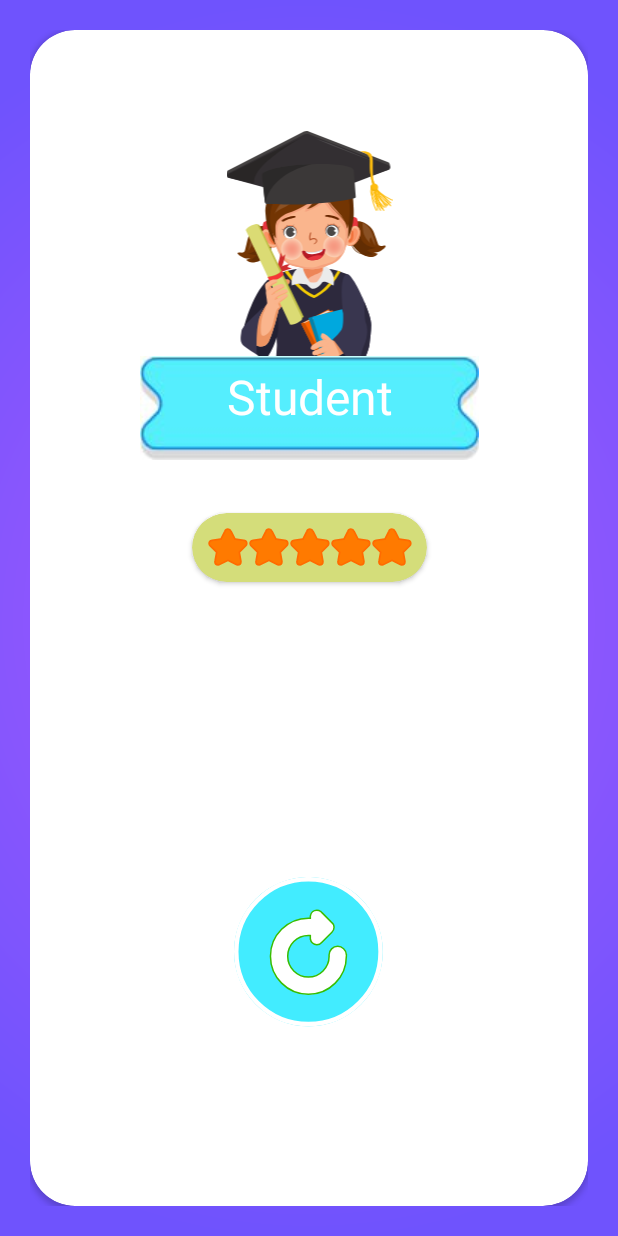
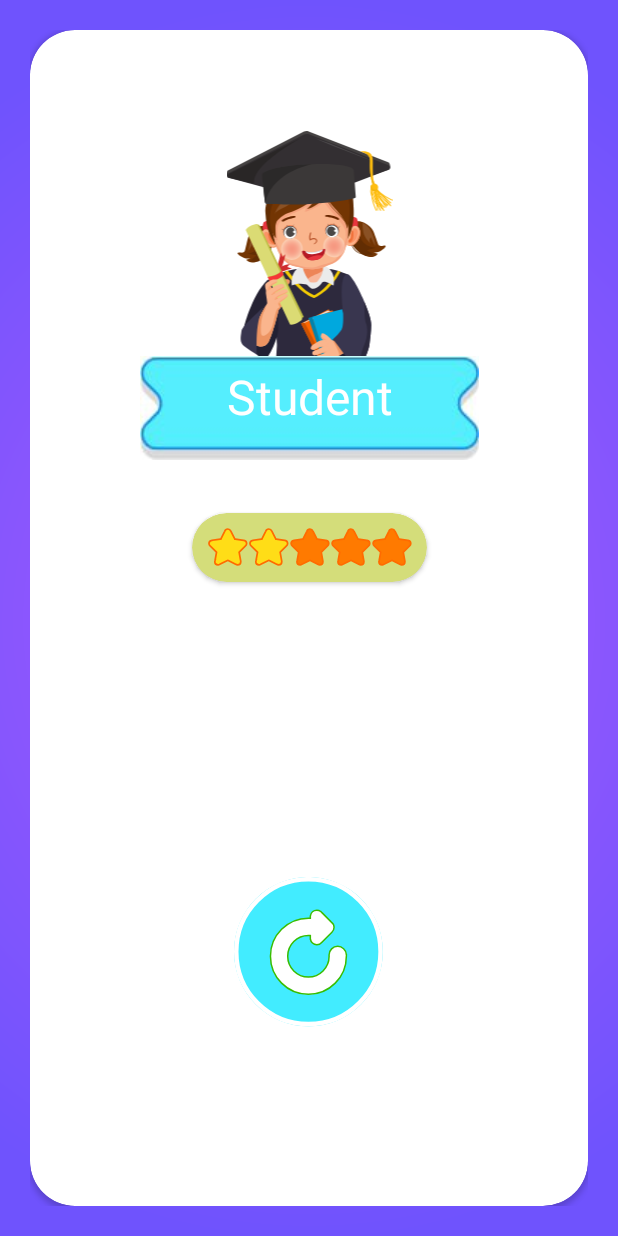
Before and after one commit to e-Loving/Quiz, an Android app: the fragment ResultFragment placed in its activity, on a phone screen of 412 x 824 dp. Run offline under Robolectric (Android 15) with nearby library versions, the light colour scheme and no system bars.

Commit message:
stars done

```diff
--- a/app/src/main/java/uz/eloving/quizgame/ui/ResultFragment.kt
+++ b/app/src/main/java/uz/eloving/quizgame/ui/ResultFragment.kt
@@ -72,7 +72,7 @@ class ResultFragment : Fragment() {
         )
         arr.forEach {
             if (arr.indexOf(it) <= target) {
-                it.setImageResource(R.drawable.yulduzcha2)
+                it.setImageResource(R.drawable.yulduzcha1)
             }
         }
     }
```
